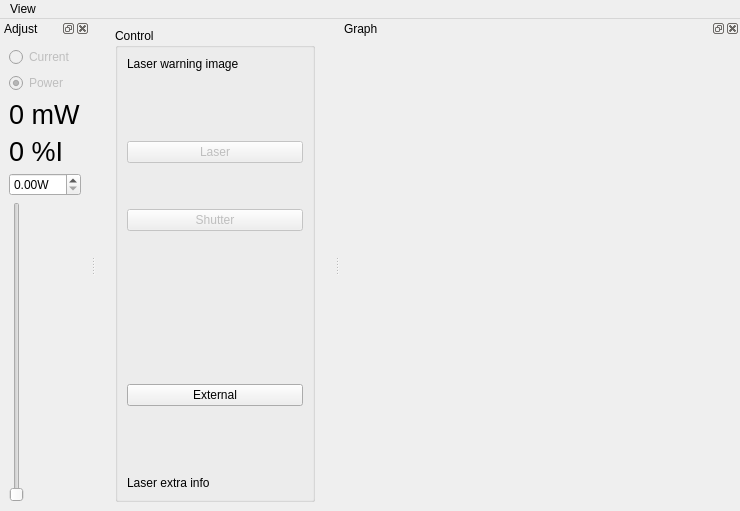
Above: gui/laser/ui_laser.ui from projecthira/qudi-hira before the change. Below: the same form after it.
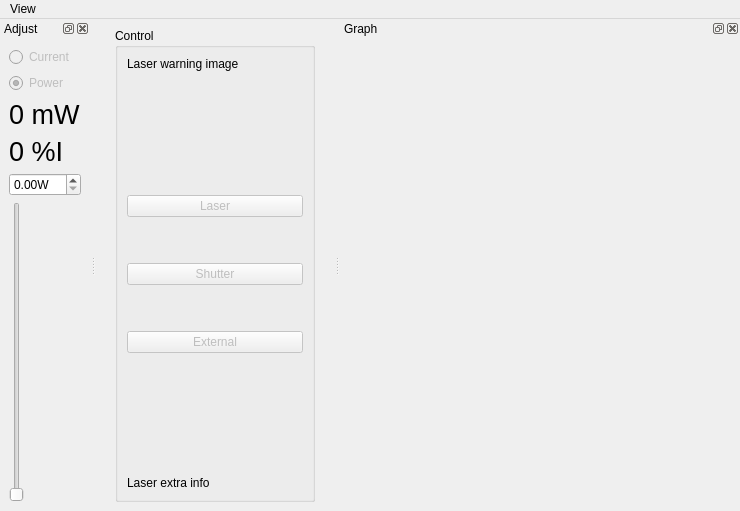
That is the form after the change. Icons and pictures are not drawn. Custom widgets are drawn as their Qt base class.

Commit message: Laser comminucation is now 4x faster, spinbox/slider power values synced

Diff of the .ui file:
```diff
--- a/gui/laser/ui_laser.ui
+++ b/gui/laser/ui_laser.ui
@@ -122,18 +122,27 @@
           <enum>Qt::Vertical</enum>
          </property>
          <property name="sizeType">
-          <enum>QSizePolicy::Expanding</enum>
+          <enum>QSizePolicy::Fixed</enum>
          </property>
          <property name="sizeHint" stdset="0">
           <size>
            <width>20</width>
-           <height>147</height>
+           <height>40</height>
           </size>
          </property>
         </spacer>
        </item>
        <item>
         <widget class="QPushButton" name="externalButton">
+         <property name="enabled">
+          <bool>false</bool>
+         </property>
+         <property name="sizePolicy">
+          <sizepolicy hsizetype="Preferred" vsizetype="Fixed">
+           <horstretch>0</horstretch>
+           <verstretch>0</verstretch>
+          </sizepolicy>
+         </property>
          <property name="text">
           <string>External</string>
          </property>
```
The commit also changes 5 other files.
